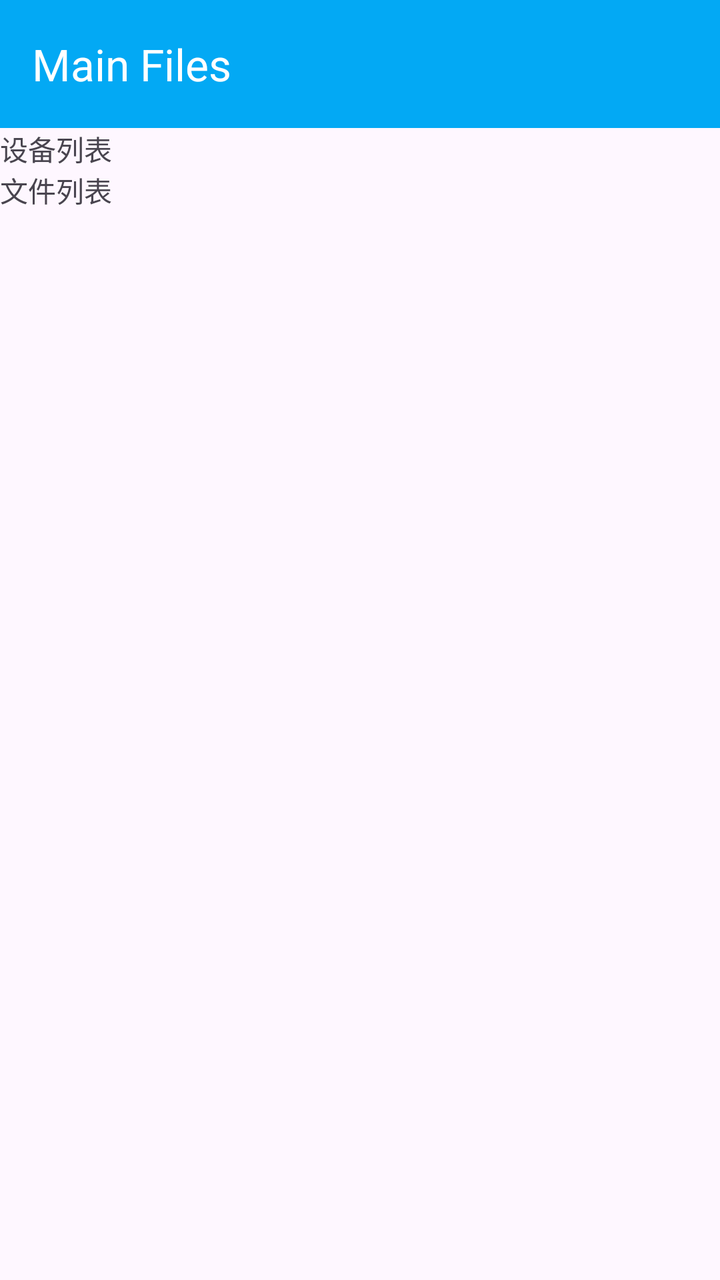
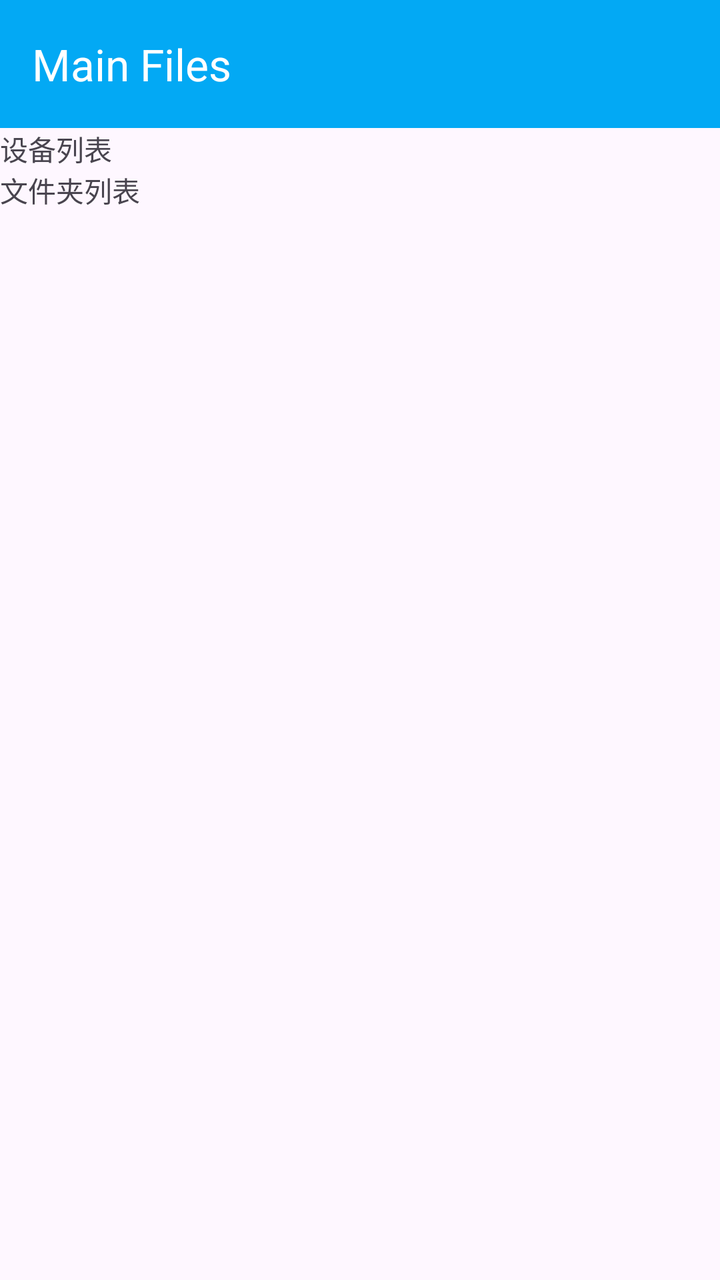

Screens rendered from an Android XML layout before and after an edit, with the pre-edit source and the edit as a unified diff.
<!-- AndroidManifest.xml: application theme Theme.Syncthing -->
<!-- res/layout/fragment_main_files.xml -->
<?xml version="1.0" encoding="utf-8"?>
<LinearLayout xmlns:android="http://schemas.android.com/apk/res/android"
    xmlns:app="http://schemas.android.com/apk/res-auto"
    android:layout_width="match_parent"
    android:layout_height="match_parent"
    android:orientation="vertical">

    <androidx.appcompat.widget.Toolbar
        android:id="@+id/toolbar"
        android:layout_width="match_parent"
        android:layout_height="?attr/actionBarSize"
        android:background="@color/primary"
        app:title="Main Files"
        app:titleTextColor="@android:color/white" />

    <TextView
        android:layout_width="wrap_content"
        android:layout_height="wrap_content"
        android:text="设备列表" />

    <GridView
        android:id="@+id/device_list"
        android:layout_width="match_parent"
        android:layout_height="wrap_content"
        android:numColumns="4"
        android:horizontalSpacing="8dp"
        android:verticalSpacing="8dp"
        android:stretchMode="columnWidth"
        android:gravity="center" />

    <TextView
        android:layout_width="wrap_content"
        android:layout_height="wrap_content"
        android:text="文件列表" />

    <ListView
        android:id="@+id/file_list"
        android:layout_width="match_parent"
        android:layout_height="wrap_content" />
</LinearLayout>
<!-- resources referenced by this layout -->
<resources>
  <color name="primary">#03A9F4</color>
  <style name="Theme.Syncthing" parent="Theme.Syncthing.Base">
          <item name="android:windowLightStatusBar" tools:targetApi="m">true</item>
          <item name="android:windowLightNavigationBar" tools:ignore="NewApi">true</item>
      </style>
  <color name="primary_dark">#0288D1</color>
  <style name="TextAppearance.Syncthing.ListItemPrimary" parent="TextAppearance.AppCompat.Subhead">
          <item name="android:textColor">?android:textColorPrimary</item>
      </style>
  <style name="TextAppearance.Syncthing.ListItemSecondary" parent="TextAppearance.AppCompat.Body1">
          <item name="android:textColor">?android:textColorSecondary</item>
      </style>
  <style name="TextAppearance.Syncthing.ListItemSmall" parent="TextAppearance.AppCompat.Caption" />
  <style name="Widget.Syncthing.ListView" parent="Widget.AppCompat.ListView">
          <item name="android:paddingTop">8dp</item>
          <item name="android:paddingBottom">8dp</item>
          <item name="android:clipToPadding">false</item>
          <item name="android:scrollbarStyle">outsideOverlay</item>
          <item name="android:divider">@android:color/transparent</item>
      </style>
  <!-- drawable list_divider_inset (drawable) -->
  <?xml version="1.0" encoding="utf-8"?>
  <inset xmlns:android="http://schemas.android.com/apk/res/android"
      android:insetLeft="@dimen/material_divider_inset">
      <shape>
          <solid android:color="@color/divider" />
          <size android:height="1px" />
      </shape>
  </inset>
  <style name="Widget.Syncthing.TextView.SpinnerItem" parent="Widget.AppCompat.TextView.SpinnerItem">
          <item name="android:textSize">18sp</item>
          <item name="android:paddingTop">5dp</item>
          <item name="android:paddingBottom">5dp</item>
      </style>
  <style name="ThemeOverlay.App.MaterialAlertDialog.Monet" parent="ThemeOverlay.Material3.MaterialAlertDialog">
          <item name="alertDialogStyle">@style/MaterialAlertDialog.App</item>
          <item name="dialogCornerRadius">@dimen/dialog_corner_radius</item>
          <item name="android:background">@drawable/dialog_bg_monet</item>
      </style>
  <dimen name="dialog_corner_radius">28dp</dimen>
  <dimen name="material_divider_inset">72dp</dimen>
  <color name="divider">#1F000000</color>
  <style name="MaterialAlertDialog.App" parent="MaterialAlertDialog.Material3">
          <item name="shapeAppearanceOverlay">@null</item>
          <item name="shapeAppearance">@style/ShapeAppearance.App.MediumComponent</item>
      </style>
  <!-- drawable dialog_bg_monet (drawable) -->
  <layer-list xmlns:android="http://schemas.android.com/apk/res/android">
      <item>
          <shape>
              <solid android:color="?attr/colorSurface" />
              <corners
                  android:bottomLeftRadius="28dp"
                  android:bottomRightRadius="28dp"
                  android:topLeftRadius="28dp"
                  android:topRightRadius="28dp" />
          </shape>
      </item>
      <item>
          <shape>
              <solid android:color="@color/m3_popupmenu_overlay_color" />
              <corners
                  android:bottomLeftRadius="28dp"
                  android:bottomRightRadius="28dp"
                  android:topLeftRadius="28dp"
                  android:topRightRadius="28dp" />
          </shape>
      </item>
  </layer-list>
  <style name="ShapeAppearance.App.MediumComponent" parent="ShapeAppearance.Material3.MediumComponent">
          <item name="cornerFamily">rounded</item>
          <item name="cornerSize">@dimen/dialog_corner_radius</item>
      </style>
  <!-- unchanged entries left out for length: 1 -->
</resources>

<!-- the commit's change to res/layout/fragment_main_files.xml (unified diff, before → after) -->
@@ -31,10 +31,10 @@
     <TextView
         android:layout_width="wrap_content"
         android:layout_height="wrap_content"
-        android:text="文件列表" />
+        android:text="文件夹列表" />
 
     <ListView
-        android:id="@+id/file_list"
+        android:id="@+id/folder_list"
         android:layout_width="match_parent"
         android:layout_height="wrap_content" />
 </LinearLayout>
